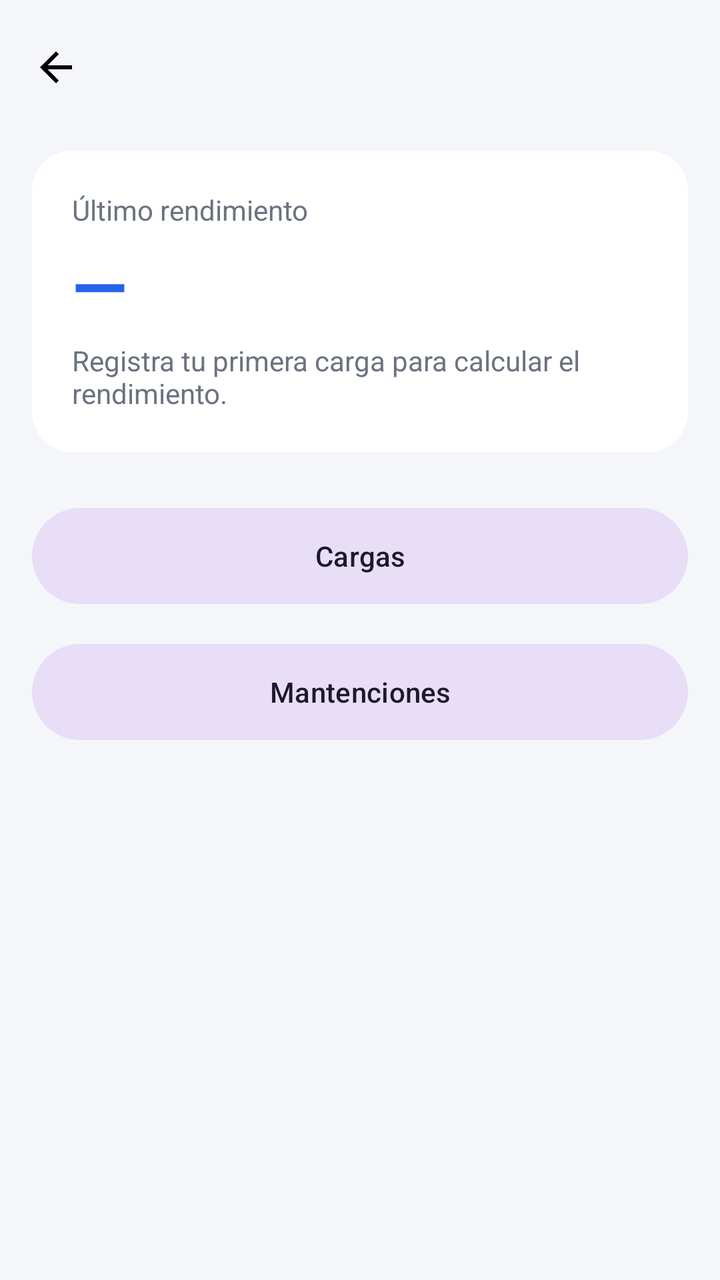
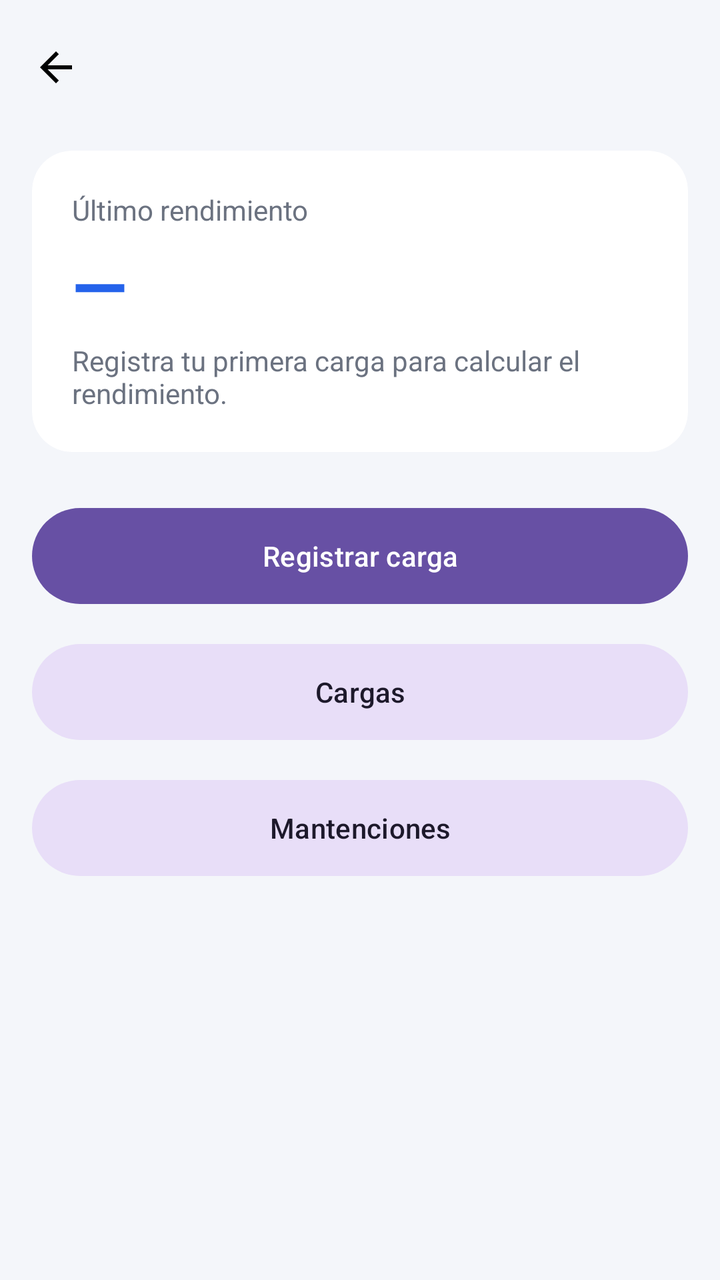

Compare the two renders of this Android layout. The source of the first and the diff that turns it into the second are given below.
<!-- AndroidManifest.xml: application theme Theme.AutoControl -->
<!-- res/layout/activity_detalle_auto.xml -->
<?xml version="1.0" encoding="utf-8"?>
<LinearLayout xmlns:android="http://schemas.android.com/apk/res/android"
    xmlns:app="http://schemas.android.com/apk/res-auto"
    xmlns:tools="http://schemas.android.com/tools"
    android:id="@+id/main"
    android:layout_width="match_parent"
    android:layout_height="match_parent"
    android:background="@color/fondo"
    android:orientation="vertical"
    tools:context=".DetalleAutoActivity">

    
    <LinearLayout
        android:layout_width="match_parent"
        android:layout_height="wrap_content"
        android:gravity="center_vertical"
        android:orientation="horizontal"
        android:paddingStart="4dp"
        android:paddingTop="8dp"
        android:paddingEnd="16dp">

        <ImageButton
            android:id="@+id/btnVolver"
            android:layout_width="48dp"
            android:layout_height="48dp"
            android:background="?attr/selectableItemBackgroundBorderless"
            android:contentDescription="@string/volver"
            android:src="@drawable/ic_volver" />

        <LinearLayout
            android:layout_width="0dp"
            android:layout_height="wrap_content"
            android:layout_marginStart="4dp"
            android:layout_weight="1"
            android:orientation="vertical">

            <TextView
                android:id="@+id/tvNombreAuto"
                android:layout_width="match_parent"
                android:layout_height="wrap_content"
                android:ellipsize="end"
                android:maxLines="1"
                android:textColor="@color/texto_principal"
                android:textSize="24sp"
                android:textStyle="bold" />

            <TextView
                android:id="@+id/tvPatenteAuto"
                android:layout_width="match_parent"
                android:layout_height="wrap_content"
                android:textColor="@color/texto_secundario"
                android:textSize="14sp" />
        </LinearLayout>
    </LinearLayout>

    <LinearLayout
        android:layout_width="match_parent"
        android:layout_height="wrap_content"
        android:orientation="vertical"
        android:padding="16dp">

        
        <com.google.android.material.card.MaterialCardView
            android:layout_width="match_parent"
            android:layout_height="wrap_content"
            app:cardBackgroundColor="@android:color/white"
            app:cardCornerRadius="20dp"
            app:cardElevation="0dp"
            app:strokeWidth="0dp">

            <LinearLayout
                android:layout_width="match_parent"
                android:layout_height="wrap_content"
                android:orientation="vertical"
                android:padding="20dp">

                <TextView
                    android:layout_width="wrap_content"
                    android:layout_height="wrap_content"
                    android:text="@string/ultimo_rendimiento"
                    android:textColor="@color/texto_secundario"
                    android:textSize="14sp" />

                <TextView
                    android:id="@+id/tvRendimiento"
                    android:layout_width="wrap_content"
                    android:layout_height="wrap_content"
                    android:layout_marginTop="4dp"
                    android:text="@string/sin_rendimiento"
                    android:textColor="@color/azul"
                    android:textSize="36sp"
                    android:textStyle="bold" />

                <TextView
                    android:id="@+id/tvRendimientoDetalle"
                    android:layout_width="wrap_content"
                    android:layout_height="wrap_content"
                    android:layout_marginTop="4dp"
                    android:text="@string/sin_cargas_rendimiento"
                    android:textColor="@color/texto_secundario"
                    android:textSize="14sp" />
            </LinearLayout>
        </com.google.android.material.card.MaterialCardView>

        
        <com.google.android.material.button.MaterialButton
            android:id="@+id/btnCargas"
            style="@style/Widget.Material3.Button.TonalButton"
            android:layout_width="match_parent"
            android:layout_height="56dp"
            android:layout_marginTop="24dp"
            android:text="@string/cargas" />

        <com.google.android.material.button.MaterialButton
            android:id="@+id/btnMantenciones"
            style="@style/Widget.Material3.Button.TonalButton"
            android:layout_width="match_parent"
            android:layout_height="56dp"
            android:layout_marginTop="12dp"
            android:text="@string/mantenciones" />
    </LinearLayout>
</LinearLayout>
<!-- resources referenced by this layout -->
<resources>
  <color name="azul">#2563EB</color>
  <color name="fondo">#F4F6FA</color>
  <color name="texto_principal">#111827</color>
  <color name="texto_secundario">#6B7280</color>
  <!-- drawable ic_volver (drawable) -->
  <vector xmlns:android="http://schemas.android.com/apk/res/android"
      android:width="24dp"
      android:height="24dp"
      android:viewportWidth="24"
      android:viewportHeight="24">
      <path
          android:fillColor="#FF000000"
          android:pathData="M20,11H7.83l5.59,-5.59L12,4l-8,8 8,8 1.41,-1.41L7.83,13H20v-2z" />
  </vector>
  <string name="cargas">Cargas</string>
  <string name="mantenciones">Mantenciones</string>
  <string name="sin_cargas_rendimiento">Registra tu primera carga para calcular el rendimiento.</string>
  <string name="sin_rendimiento">—</string>
  <string name="ultimo_rendimiento">Último rendimiento</string>
  <string name="volver">Volver</string>
  <style name="Theme.AutoControl" parent="Base.Theme.AutoControl" />
  <style name="Base.Theme.AutoControl" parent="Theme.Material3.Light.NoActionBar">
          
          
      </style>
</resources>

<!-- the commit's change to res/layout/activity_detalle_auto.xml (unified diff, before → after) -->
@@ -104,11 +104,19 @@
 
         
         <com.google.android.material.button.MaterialButton
+            android:id="@+id/btnRegistrarCarga"
+            android:layout_width="match_parent"
+            android:layout_height="56dp"
+            android:layout_marginTop="24dp"
+            android:text="@string/registrar_carga" />
+
+        
+        <com.google.android.material.button.MaterialButton
             android:id="@+id/btnCargas"
             style="@style/Widget.Material3.Button.TonalButton"
             android:layout_width="match_parent"
             android:layout_height="56dp"
-            android:layout_marginTop="24dp"
+            android:layout_marginTop="12dp"
             android:text="@string/cargas" />
 
         <com.google.android.material.button.MaterialButton
<!-- resource entries referenced after the edit -->
@@ -16,6 +16,7 @@
   </vector>
   <string name="cargas">Cargas</string>
   <string name="mantenciones">Mantenciones</string>
+  <string name="registrar_carga">Registrar carga</string>
   <string name="sin_cargas_rendimiento">Registra tu primera carga para calcular el rendimiento.</string>
   <string name="sin_rendimiento">—</string>
   <string name="ultimo_rendimiento">Último rendimiento</string>
